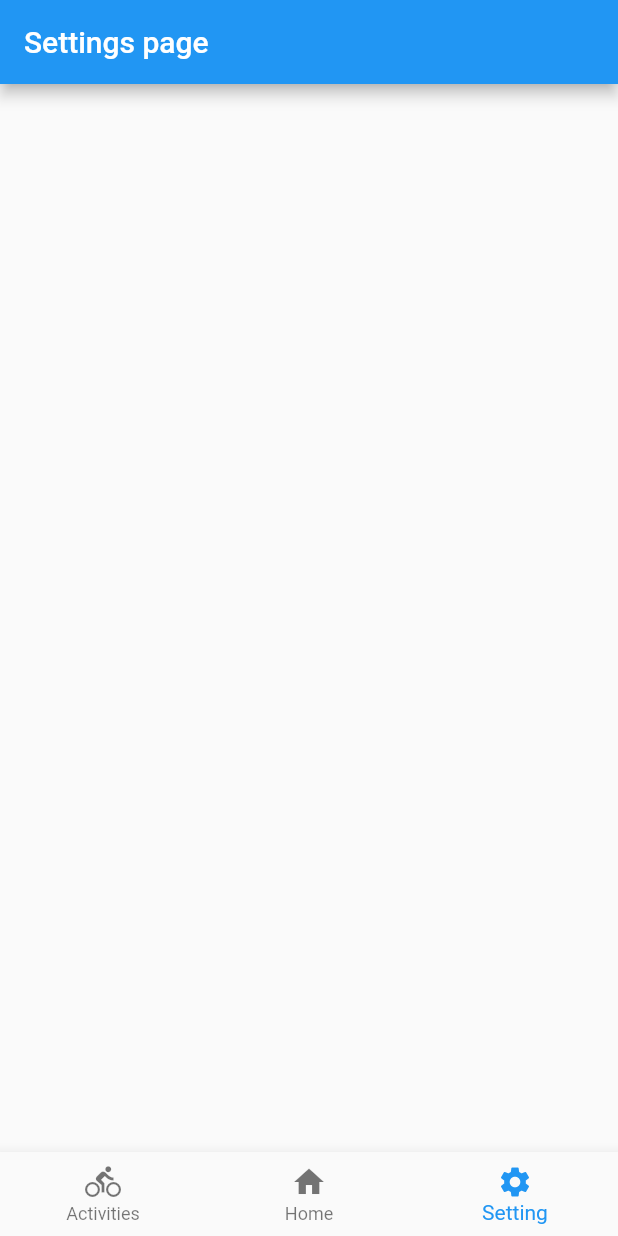
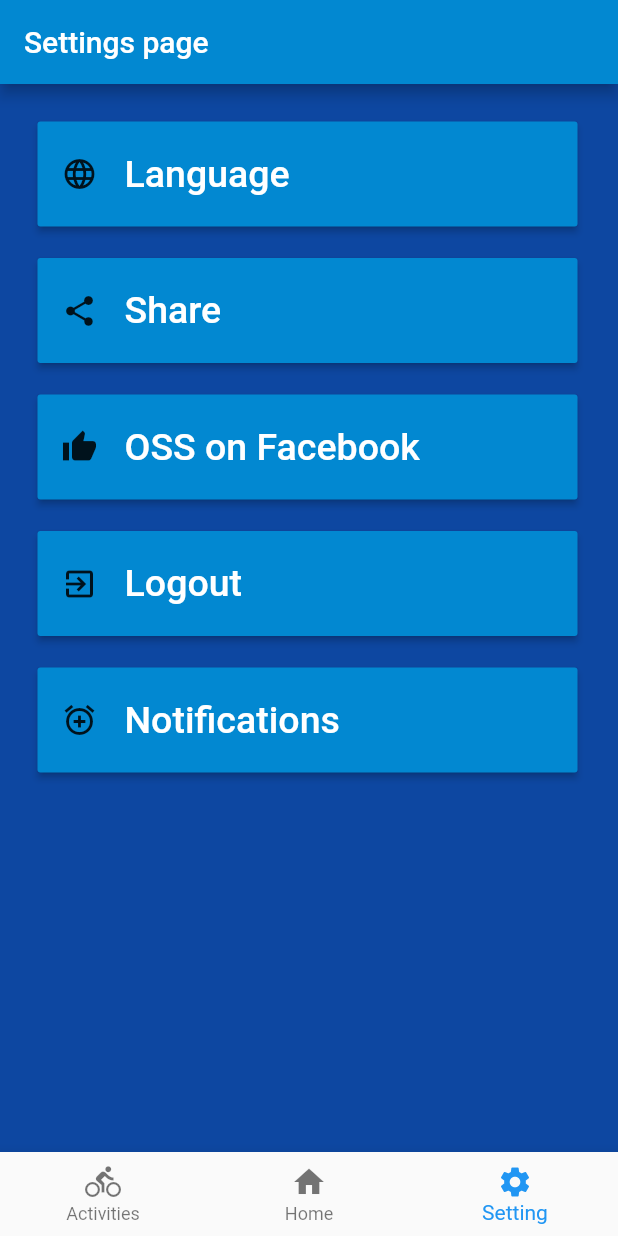
Before and after one commit to lilag-dawg/OSS_APP, a Flutter app: the screen it shows after launch, item 3 of the bottom bar chosen, on a phone screen of 412 x 824 dp. Run offline on Flutter 3.47's test engine with Material 2 defaults, Android fonts, the phone set to English and light mode, and no system bars.

Commit message:
OSS-145: Correct merge to main

```diff
--- a/lib/main.dart
+++ b/lib/main.dart
@@ -1,8 +1,5 @@
 import 'package:flutter/material.dart';
 
-import './TextFieldButton.dart';
-import './blueButton.dart';
-import 'constants.dart' as Constants;
 // Pour utiliser constants => Constants.appWidth
 
 import './widgets/navigationBar.dart';
@@ -12,9 +9,6 @@ void main() => runApp(MyApp());
 
 
 class MyApp extends StatelessWidget {
-  void _loginFunction(){
-    print("Login pressed");
-  }
 
   @override
   Widget build(BuildContext context) {
--- a/lib/screens/login_screen.dart
+++ b/lib/screens/login_screen.dart
@@ -10,6 +10,8 @@ class LoginScreen extends StatelessWidget {
         title:Text("Login Screen"),
       ),
       body: Column(
+        mainAxisAlignment: MainAxisAlignment.center,
+        crossAxisAlignment: CrossAxisAlignment.center,
         children: <Widget>[
           TextFieldButton("Username",Icons.account_circle,false),
           TextFieldButton("Password",Icons.lock,true),
--- a/lib/screens/settings_screen.dart
+++ b/lib/screens/settings_screen.dart
@@ -1,14 +1,37 @@
 import 'package:flutter/material.dart';
-
+import '../widgets/blueButton.dart';
+import '../constants.dart' as Constants;
 
 class SettingsScreen extends StatelessWidget {
+  void _buttonClicked(){
+    print("Button Clicked");
+  }
+
   @override
   Widget build(BuildContext context) {
     return Scaffold(
+      backgroundColor: Colors.blue[900],
       appBar: AppBar(
-        title: Text("Settings page")
+        title: Text("Settings page"),
+        backgroundColor: Color(Constants.paleBlue),
       ),
-
+      body:
+      Padding(
+        padding: EdgeInsets.all(25.0),
+        child: Column(
+          children: <Widget>[
+          BlueButton("Language", _buttonClicked, Icons.language, 70, Constants.appWidth-50),
+          SizedBox(height: Constants.appHeight*0.03),
+          BlueButton("Share", _buttonClicked, Icons.share, 70, Constants.appWidth-50),
+          SizedBox(height: Constants.appHeight*0.03),
+          BlueButton("OSS on Facebook", _buttonClicked, Icons.thumb_up, 70, Constants.appWidth-50),
+          SizedBox(height: Constants.appHeight*0.03),
+          BlueButton("Logout", _buttonClicked, Icons.exit_to_app, 70, Constants.appWidth-50),
+          SizedBox(height: Constants.appHeight*0.03),
+          BlueButton("Notifications", _buttonClicked, Icons.add_alarm, 70, Constants.appWidth-50),
+        ],
+      ),
+      )
     );
   }
 }
--- a/lib/blueButton.dart
+++ b/lib/widgets/blueButton.dart
@@ -1,5 +1,5 @@
 import 'package:flutter/material.dart';
-import 'constants.dart' as Constants;
+import '../constants.dart' as Constants;
 
 class BlueButton extends StatelessWidget {
   final String inputText;
@@ -16,7 +16,7 @@ class BlueButton extends StatelessWidget {
       width: buttonWidth,
       height: buttonHeight,
       child: RaisedButton(
-        color: Colors.blue[900] , // changer la couleur
+        color: Color(Constants.paleBlue) , // changer la couleur
         child: Row(children: <Widget>[
             Icon(inputIcon),
             SizedBox(width: buttonWidth*0.05, ),
@@ -25,7 +25,7 @@ class BlueButton extends StatelessWidget {
               style:
               TextStyle(
                 color: Colors.white,
-                fontSize: 20,
+                fontSize: 25,
               ),
             ),
           ],
--- a/lib/widgets/textFieldButton.dart
+++ b/lib/widgets/textFieldButton.dart
@@ -1,6 +1,6 @@
 import 'package:flutter/material.dart';
 
-import '../constants.dart';
+import '../constants.dart' as Constants;
 
 
 // Define a custom Form widget.
@@ -44,7 +44,7 @@ class _MyCustomTextFieldState extends State<TextFieldButton> {
           border: OutlineInputBorder(
             borderRadius: BorderRadius.circular(10),
           ),
-          fillColor: Color(paleBlue),
+          fillColor: Color(Constants.paleBlue),
           filled:true,
           prefixIcon:Icon(
             widget.iconName,
```
